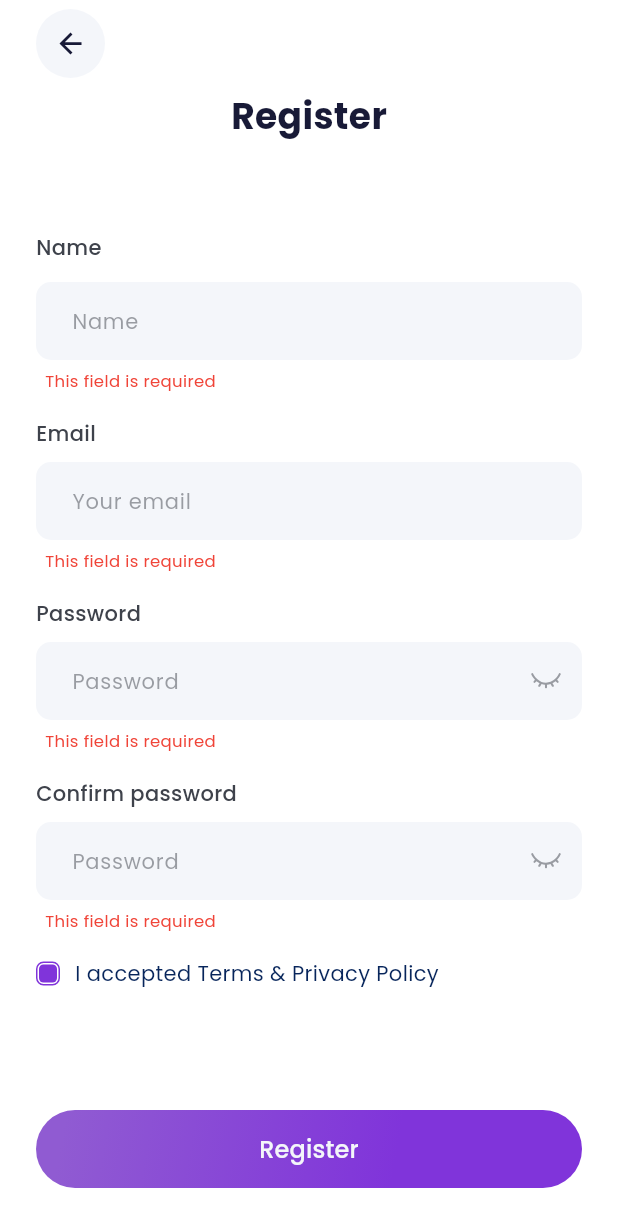
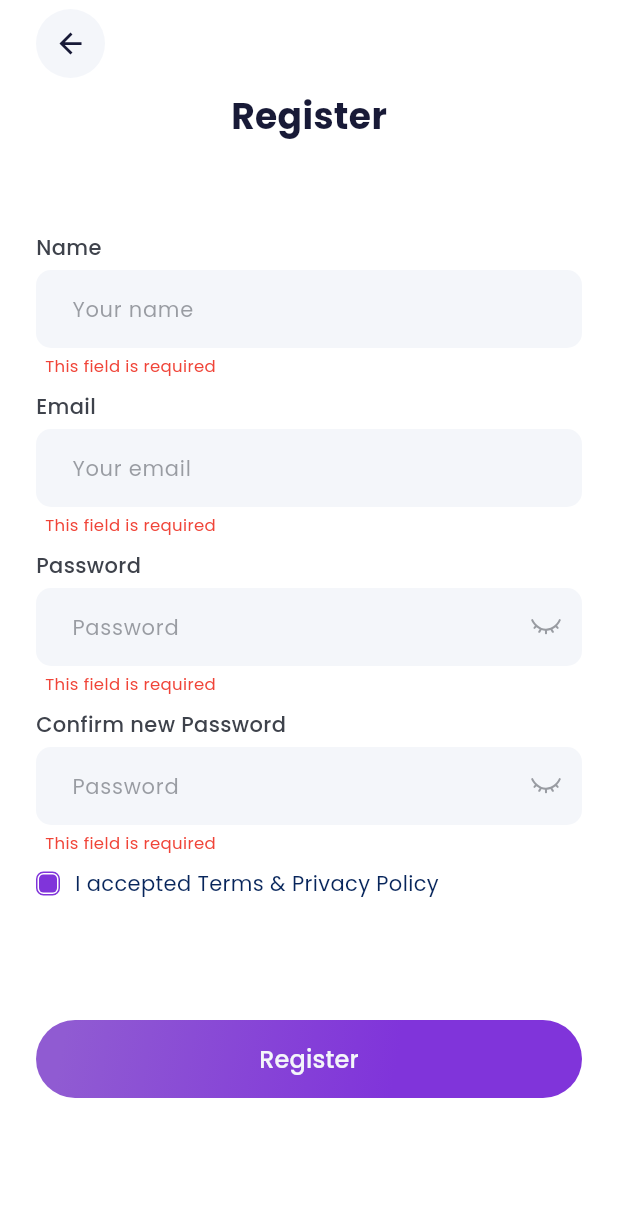
Before and after one commit to joseperu2503/flutter_snappyshop, a Flutter app: the RegisterScreen screen opened by its route, after a tap on "Register", on a phone screen of 412 x 824 dp. Shown: the top 1227 px of the screen. Run offline on Flutter 3.47's test engine with Material 3 defaults, Android fonts, the phone set to English and light mode, and no system bars; our stand-ins replace animate_do, badges, card_swiper, dio, firebase_core, firebase_messaging and 14 more; missing offline and left inert: mask_input_formatter; accounts and stored records are empty; network calls fail.

Commit message:
register

```diff
--- a/lib/features/auth/providers/register_provider.dart
+++ b/lib/features/auth/providers/register_provider.dart
@@ -1,13 +1,10 @@
 import 'package:flutter/material.dart';
 import 'package:flutter_snappyshop/config/router/app_router.dart';
 import 'package:flutter_snappyshop/features/auth/services/auth_service.dart';
-import 'package:flutter_snappyshop/features/shared/inputs/email.dart';
-import 'package:flutter_snappyshop/features/shared/inputs/name.dart';
-import 'package:flutter_snappyshop/features/shared/inputs/password.dart';
 import 'package:flutter_snappyshop/features/shared/models/service_exception.dart';
+import 'package:flutter_snappyshop/features/shared/plugins/formx/formx.dart';
 import 'package:flutter_snappyshop/features/shared/providers/snackbar_provider.dart';
 import 'package:flutter_riverpod/flutter_riverpod.dart';
-import 'package:formz/formz.dart';
 
 final registerProvider =
     StateNotifierProvider<RegisterNotifier, RegisterState>((ref) {
@@ -20,27 +17,44 @@ class RegisterNotifier extends StateNotifier<RegisterState> {
 
   initData() {
     state = state.copyWith(
-      name: const Name.pure(''),
-      email: const Email.pure(''),
-      password: const Password.pure(''),
-      confirmPassword: const Password.pure(''),
+      name: FormxInput(
+        value: '',
+        validators: [Validators.required()],
+      ),
+      email: FormxInput<String>(
+        value: '',
+        validators: [Validators.required<String>(), Validators.email()],
+      ),
+      password: FormxInput(
+        value: '',
+        validators: [Validators.required()],
+      ),
+      confirmPassword: FormxInput(
+        value: '',
+        validators: [Validators.required()],
+      ),
     );
   }
 
   register() async {
     FocusManager.instance.primaryFocus?.unfocus();
-    final name = Name.dirty(state.name.value);
-    final email = Email.dirty(state.email.value);
-    final password = Password.dirty(state.password.value);
-    final confirmPassword = Password.dirty(state.confirmPassword.value);
+
+    if (state.password.value != state.confirmPassword.value) {
+      ref.read(snackbarProvider.notifier).showSnackbar(
+          'The passwords do not match. Please make sure to enter the same password in both fields.');
+      return;
+    }
 
     state = state.copyWith(
-      email: email,
-      password: password,
-      name: name,
-      confirmPassword: confirmPassword,
+      email: state.email.touch(),
+      password: state.password.touch(),
+      name: state.name.touch(),
+      confirmPassword: state.confirmPassword.touch(),
     );
-    if (!Formz.validate([email, password, name, confirmPassword])) return;
+    if (!Formx.validate(
+        [state.email, state.password, state.name, state.confirmPassword])) {
+      return;
+    }
 
     state = state.copyWith(
       loading: true,
@@ -66,25 +80,25 @@ class RegisterNotifier extends StateNotifier<RegisterState> {
     );
   }
 
-  changeName(Name name) {
+  changeName(FormxInput<String> name) {
     state = state.copyWith(
       name: name,
     );
   }
 
-  changeEmail(Email email) {
+  changeEmail(FormxInput<String> email) {
     state = state.copyWith(
       email: email,
     );
   }
 
-  changePassword(Password password) {
+  changePassword(FormxInput<String> password) {
     state = state.copyWith(
       password: password,
     );
   }
 
-  changeConfirmPassword(Password confirmPassword) {
+  changeConfirmPassword(FormxInput<String> confirmPassword) {
     state = state.copyWith(
       confirmPassword: confirmPassword,
     );
@@ -92,25 +106,25 @@ class RegisterNotifier extends StateNotifier<RegisterState> {
 }
 
 class RegisterState {
-  final Name name;
-  final Email email;
-  final Password password;
-  final Password confirmPassword;
+  final FormxInput<String> name;
+  final FormxInput<String> email;
+  final FormxInput<String> password;
+  final FormxInput<String> confirmPassword;
   final bool loading;
 
   RegisterState({
-    this.name = const Name.pure(''),
-    this.email = const Email.pure(''),
-    this.password = const Password.pure(''),
-    this.confirmPassword = const Password.pure(''),
+    this.name = const FormxInput(value: ''),
+    this.email = const FormxInput(value: ''),
+    this.password = const FormxInput(value: ''),
+    this.confirmPassword = const FormxInput(value: ''),
     this.loading = false,
   });
 
   RegisterState copyWith({
-    Name? name,
-    Email? email,
-    Password? password,
-    Password? confirmPassword,
+    FormxInput<String>? name,
+    FormxInput<String>? email,
+    FormxInput<String>? password,
+    FormxInput<String>? confirmPassword,
     bool? loading,
   }) =>
       RegisterState(
--- a/lib/features/auth/screens/register_screen.dart
+++ b/lib/features/auth/screens/register_screen.dart
@@ -1,15 +1,13 @@
 import 'package:flutter/material.dart';
 import 'package:flutter_snappyshop/config/constants/app_colors.dart';
+import 'package:flutter_snappyshop/config/constants/styles.dart';
 import 'package:flutter_snappyshop/features/auth/providers/register_provider.dart';
-import 'package:flutter_snappyshop/features/auth/widgets/input_email.dart';
-import 'package:flutter_snappyshop/features/auth/widgets/input_name.dart';
-import 'package:flutter_snappyshop/features/auth/widgets/input_password.dart';
 import 'package:flutter_snappyshop/features/shared/layout/layout_1.dart';
 import 'package:flutter_snappyshop/features/shared/providers/dark_mode_provider.dart';
 import 'package:flutter_snappyshop/features/shared/widgets/checkbox.dart';
 import 'package:flutter_riverpod/flutter_riverpod.dart';
 import 'package:flutter_snappyshop/features/shared/widgets/custom_button.dart';
-import 'package:flutter_snappyshop/features/shared/widgets/custom_label.dart';
+import 'package:flutter_snappyshop/features/shared/widgets/custom_text_field.dart';
 
 class RegisterScreen extends ConsumerStatefulWidget {
   const RegisterScreen({super.key});
@@ -33,6 +31,7 @@ class RegisterScreenState extends ConsumerState<RegisterScreen> {
     final darkMode = ref.watch(darkModeProvider);
 
     return Layout1(
+      loading: registerState.loading,
       body: CustomScrollView(
         slivers: [
           SliverFillRemaining(
@@ -64,59 +63,61 @@ class RegisterScreenState extends ConsumerState<RegisterScreen> {
                   const SizedBox(
                     height: 60,
                   ),
-                  const CustomLabel('Name'),
-                  const SizedBox(
-                    height: 8,
-                  ),
-                  InputName(
+                  CustomTextField(
+                    label: 'Name',
+                    hintText: 'Your name',
                     value: registerState.name,
                     onChanged: (value) {
                       ref.read(registerProvider.notifier).changeName(value);
                     },
+                    textInputAction: TextInputAction.next,
+                    keyboardType: TextInputType.text,
                   ),
                   const SizedBox(
-                    height: 16,
+                    height: formInputSpacing,
                   ),
-                  const CustomLabel('Email'),
-                  const SizedBox(
-                    height: 4,
-                  ),
-                  InputEmail(
+                  CustomTextField(
+                    label: 'Email',
+                    hintText: 'Your email',
                     value: registerState.email,
                     onChanged: (value) {
                       ref.read(registerProvider.notifier).changeEmail(value);
                     },
+                    textInputAction: TextInputAction.next,
+                    keyboardType: TextInputType.emailAddress,
                   ),
                   const SizedBox(
-                    height: 16,
+                    height: formInputSpacing,
                   ),
-                  const CustomLabel('Password'),
-                  const SizedBox(
-                    height: 4,
-                  ),
-                  InputPassword(
+                  CustomTextField(
+                    label: 'Password',
+                    hintText: 'Password',
                     value: registerState.password,
                     onChanged: (value) {
                       ref.read(registerProvider.notifier).changePassword(value);
                     },
+                    textInputAction: TextInputAction.next,
+                    keyboardType: TextInputType.text,
+                    isPassword: true,
                   ),
                   const SizedBox(
-                    height: 16,
+                    height: formInputSpacing,
                   ),
-                  const CustomLabel('Confirm password'),
-                  const SizedBox(
-                    height: 4,
-                  ),
-                  InputPassword(
+                  CustomTextField(
+                    label: 'Confirm new Password',
+                    hintText: 'Password',
                     value: registerState.confirmPassword,
                     onChanged: (value) {
                       ref
                           .read(registerProvider.notifier)
                           .changeConfirmPassword(value);
                     },
+                    textInputAction: TextInputAction.done,
+                    keyboardType: TextInputType.text,
+                    isPassword: true,
                   ),
                   const SizedBox(
-                    height: 16,
+                    height: formInputSpacing,
                   ),
                   CustomCheckbox(
                     value: true,
```
